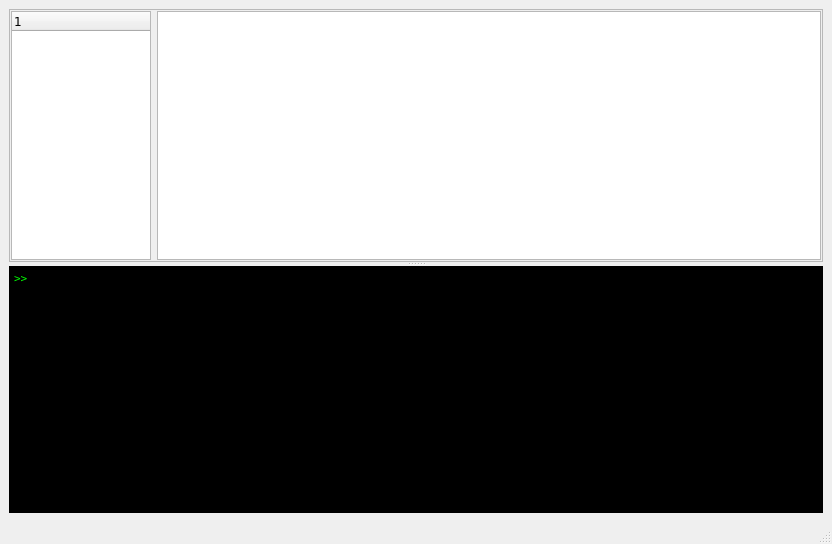
This is results_window.ui in bwallace/OpenMeta-analyst- as Qt 5 draws it before an edit. The edited form follows.
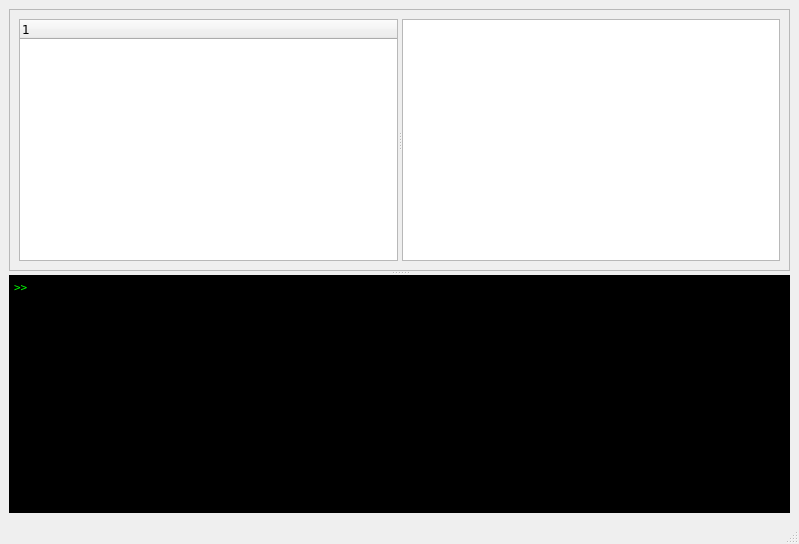
This is the edited form.

Commit message: prettifying the results window

What changed in the file:
```diff
--- a/results_window.ui
+++ b/results_window.ui
@@ -6,7 +6,7 @@
    <rect>
     <x>0</x>
     <y>0</y>
-    <width>832</width>
+    <width>799</width>
     <height>544</height>
    </rect>
   </property>
@@ -43,27 +43,32 @@
        <property name="frameShadow">
         <enum>QFrame::Raised</enum>
        </property>
-       <layout class="QGridLayout" name="gridLayout">
-        <property name="margin">
-         <number>1</number>
-        </property>
-        <item row="0" column="0">
+       <layout class="QHBoxLayout" name="horizontalLayout">
+        <item>
+         <widget class="QSplitter" name="results_nav_splitter">
+          <property name="orientation">
+           <enum>Qt::Horizontal</enum>
+          </property>
          <widget class="QTreeWidget" name="nav_tree">
           <property name="maximumSize">
            <size>
-            <width>140</width>
+             <width>16777215</width>
             <height>16777215</height>
            </size>
           </property>
+           <property name="font">
+            <font>
+             <family>Verdana</family>
+            </font>
+           </property>
           <column>
            <property name="text">
             <string notr="true">1</string>
            </property>
           </column>
          </widget>
-        </item>
-        <item row="0" column="1">
          <widget class="QGraphicsView" name="graphics_view"/>
+         </widget>
         </item>
        </layout>
       </widget>
```
Left out of the diff: 2 changed lines with no effect on the pictures. Lines whose indentation alone changed are shown as unchanged. The commit also changes 2 other files.
